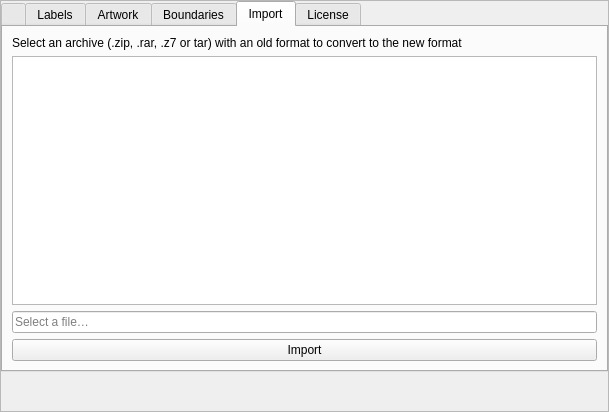
Old version of the form plugins/SkyCultureMaker/src/gui/scmEditorDialog.ui in the repository Integer-Ctrl/stellarium.
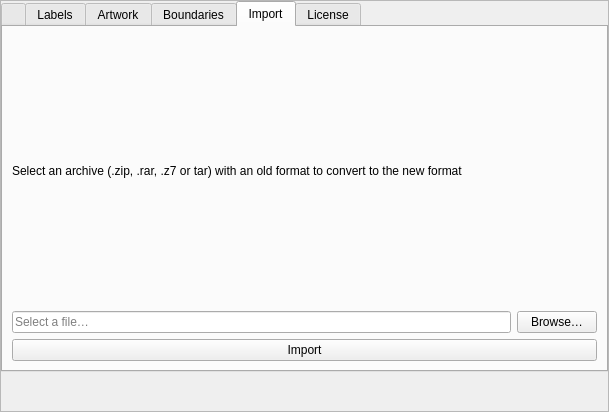
New version of the form. Icons and pictures are not drawn. Custom widgets are drawn as their Qt base class.

Commit message: popup explorer view

What changed in the file:
```diff
--- a/plugins/SkyCultureMaker/src/gui/scmEditorDialog.ui
+++ b/plugins/SkyCultureMaker/src/gui/scmEditorDialog.ui
@@ -256,8 +256,7 @@
            </widget>
           </item>
           <item>
-           <widget class="QTreeView" name="fileSystem"/>
-          </item>
+           <layout class="QHBoxLayout" name="fileSelectLayout">
           <item>
            <widget class="QLineEdit" name="filePathLineEdit">
             <property name="readOnly">
@@ -267,6 +266,15 @@
              <string>Select a file…</string>
             </property>
            </widget>
+            </item>
+            <item>
+             <widget class="QPushButton" name="browseButton">
+              <property name="text">
+               <string>Browse…</string>
+              </property>
+             </widget>
+            </item>
+           </layout>
           </item>
           <item>
            <widget class="QPushButton" name="importButton">
```
Lines whose indentation alone changed are shown as unchanged. The commit also changes 1 other file.
